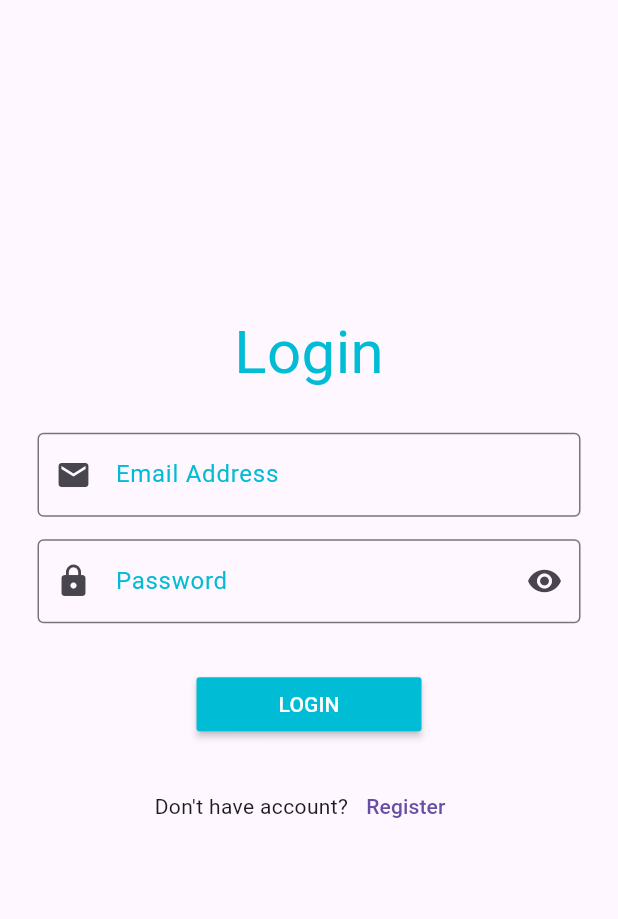
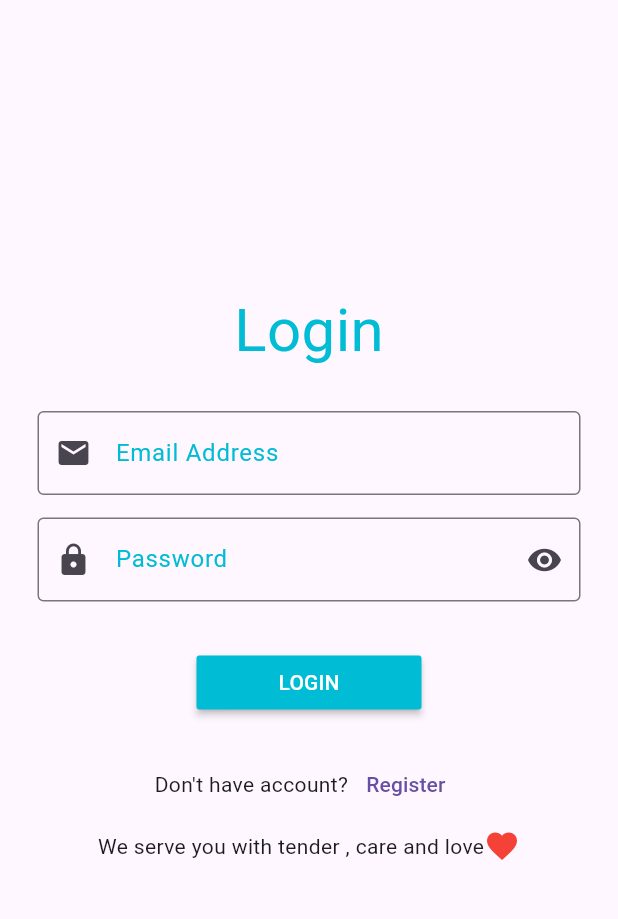
Before and after one commit to Rosheta/Rosheta_UI, a Flutter app: the screen it shows after launch, on a phone screen of 412 x 824 dp, the part 84-1003 px from its top. Run offline on Flutter 3.47's test engine with Material 3 defaults, Android fonts, the phone set to English and light mode, and no system bars; our stand-ins replace shared_preferences.

Commit message:
add some text in login page

```diff
--- a/lib/login_screen.dart
+++ b/lib/login_screen.dart
@@ -3,7 +3,7 @@
 import 'dart:convert';
 
 import 'package:flutter/material.dart';
-import 'package:rosheta_ui/signup_screen.dart';
+// import 'package:rosheta_ui/signup_screen.dart';
 import 'package:http/http.dart' as http;
 import 'package:shared_preferences/shared_preferences.dart';
 
@@ -85,14 +85,22 @@ class LoginScreen extends StatelessWidget {
                   TextButton(
                     child: Text('Register'),
                     onPressed: () => {
-                      Navigator.push(
-                          context,
-                          MaterialPageRoute(
-                              builder: (context) => SignupScreen()))
+                      // Navigator.push(
+                      //     context,
+                      //     MaterialPageRoute(
+                      //         builder: (context) => SignupScreen()))
                     },
                   )
                 ],
-              )
+              ),
+              SizedBox(height: 5),
+                Row(
+                  mainAxisAlignment: MainAxisAlignment.center,
+                  children: [
+                    Text('We serve you with tender , care and love'),
+                    Icon(Icons.favorite , color: Colors.red,)
+                  ],
+                ),
             ],
           ),
         ),
```
Also changed, not shown: 1 other file.
